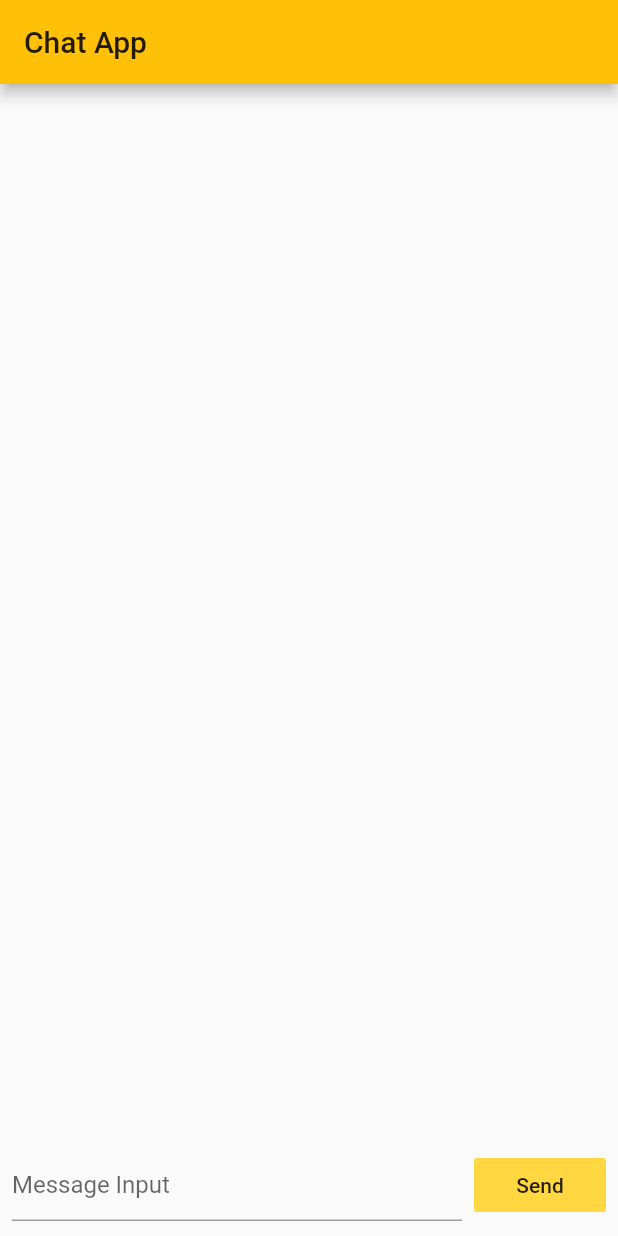
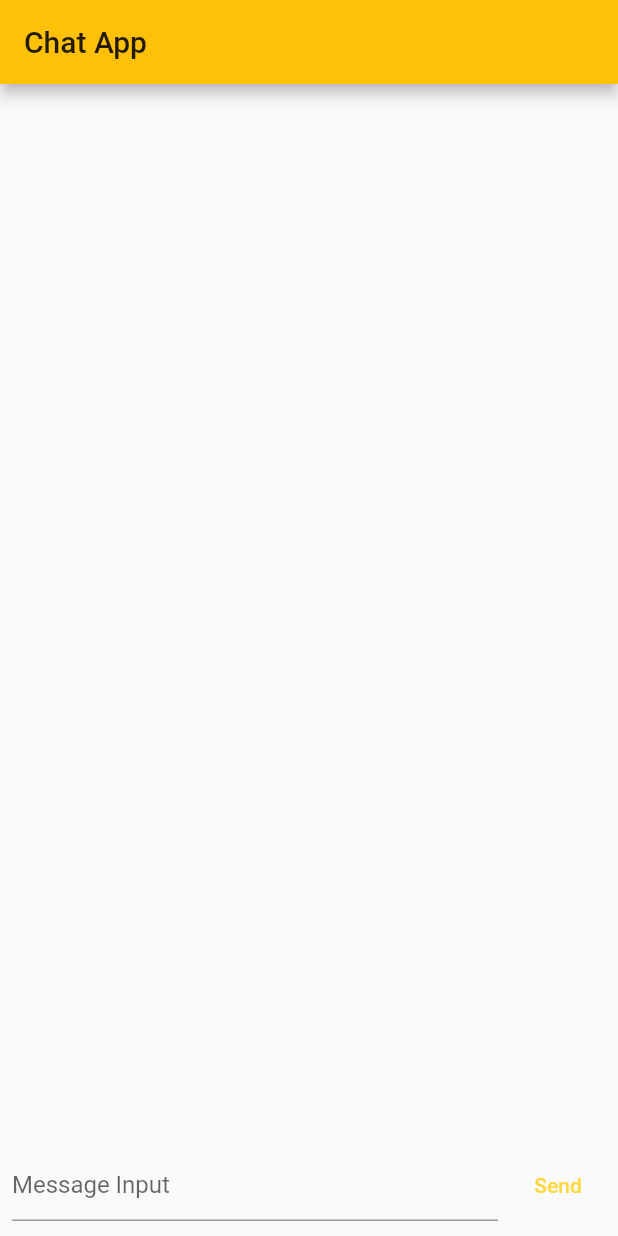
Before and after one commit to pjt3591oo/chat-flutter, a Flutter app: the screen it shows after launch, on a phone screen of 412 x 824 dp. Run offline on Flutter 3.47's test engine with Material 2 defaults, Android fonts, the phone set to English and light mode, and no system bars; our stand-ins replace logger.

Commit message:
FlatButton을 TextButton으로 변경

```diff
--- a/lib/home_page.dart
+++ b/lib/home_page.dart
@@ -55,12 +55,14 @@ class _HomePageState extends State<HomePage> {
                         _handleSubmitted(_textEditingController.text);
                       }
                     )
-                  :FlatButton(
+                  :TextButton(
                       child: Text("Send"),
                       onPressed: () {
                         _handleSubmitted(_textEditingController.text);
                       },
-                      color: Colors.amberAccent
+                      style: TextButton.styleFrom(
+                        primary: Colors.amberAccent,
+                      )
                     )
               ]
             ),
```
